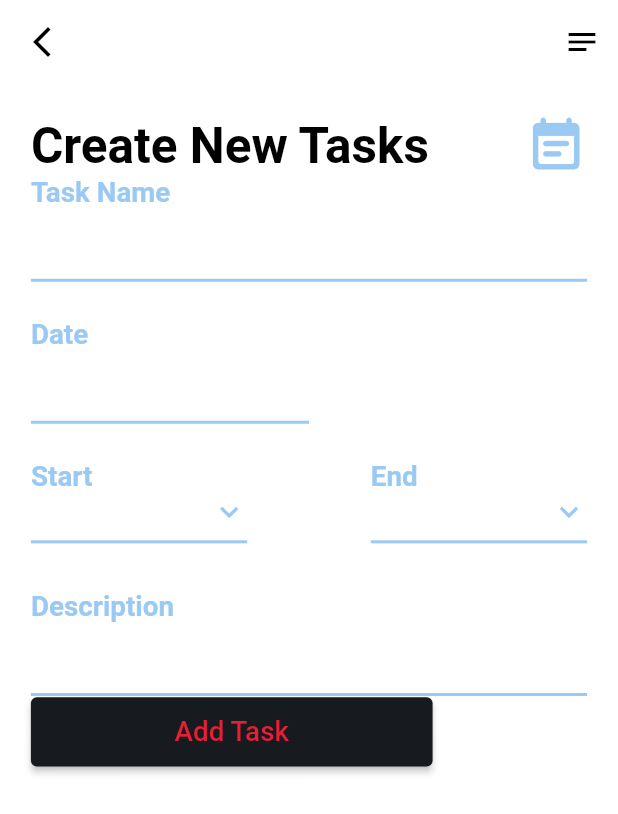
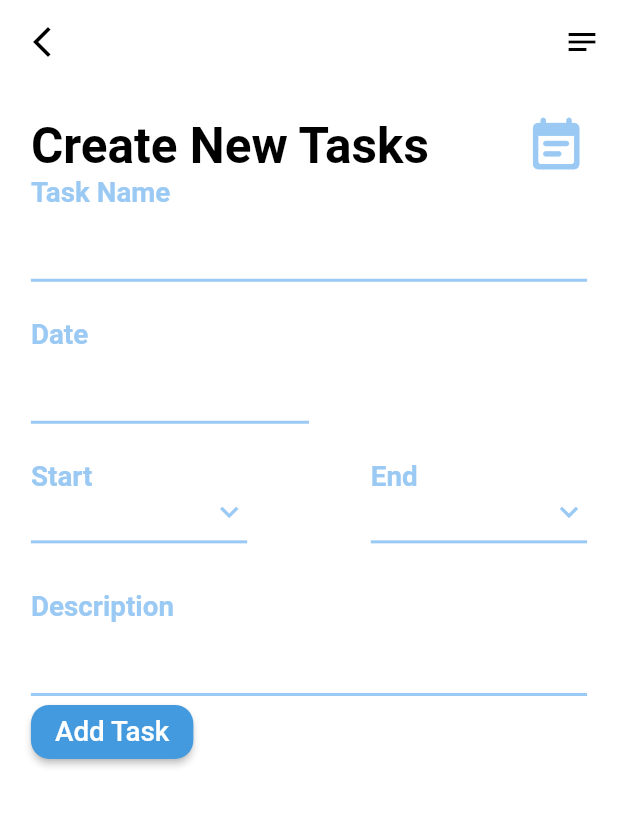
Before and after one commit to nabawyhussein/tasks_app_min, a Flutter app: the CreateTaskScreen screen opened directly, on a phone screen of 412 x 824 dp. Shown: the top 814 px of the screen. Run offline on Flutter 3.47's test engine with Material 2 defaults, Android fonts, the phone set to English and light mode, and no system bars; drawn by our look-alikes of date_time_picker; our stand-ins replace bloc, flutter_bloc, fluttertoast.

```diff
--- a/lib/presentation/common_widget/build_button_widget.dart
+++ b/lib/presentation/common_widget/build_button_widget.dart
@@ -8,25 +8,30 @@ import '../resources/color_manger.dart';
 class BuildButtonWidget extends StatelessWidget {
   const BuildButtonWidget({
     Key? key,
-    this.txt,
+    required this.txt,
     this.onPressed,
   }) : super(key: key);
-  final String? txt;
+  final String txt;
   final VoidCallback? onPressed;
 
   @override
   Widget build(BuildContext context) {
     return ElevatedButton(
-      style: ElevatedButton.styleFrom(
-        primary: ColorManger.darkGrey,
-        minimumSize: Size(AppSize.size(context).width * .65,
-            AppSize.size(context).height * .056),
-        //padding: EdgeInsets.symmetric(horizontal: AppSize.size(context).width * .25,vertical: 10),
+
+      style: ButtonStyle(
+
+          backgroundColor: MaterialStateProperty.all(ColorManger.primary),
+          shape:  MaterialStateProperty.all(
+            RoundedRectangleBorder(
+              borderRadius: BorderRadius.circular(   AppSize.size(context).width*0.03,),
+              // side: BorderSide(color: ColorManger.primary),
+            ),
+          )
       ),
       onPressed: onPressed,
-      child: Text(txt!,
+      child: Text(txt,
           style: TextStyle(
-              color: ColorManger.error,
+              color:Colors.white,
               fontSize: AppSize.size(context).width * .045)),
     );
   }
```
